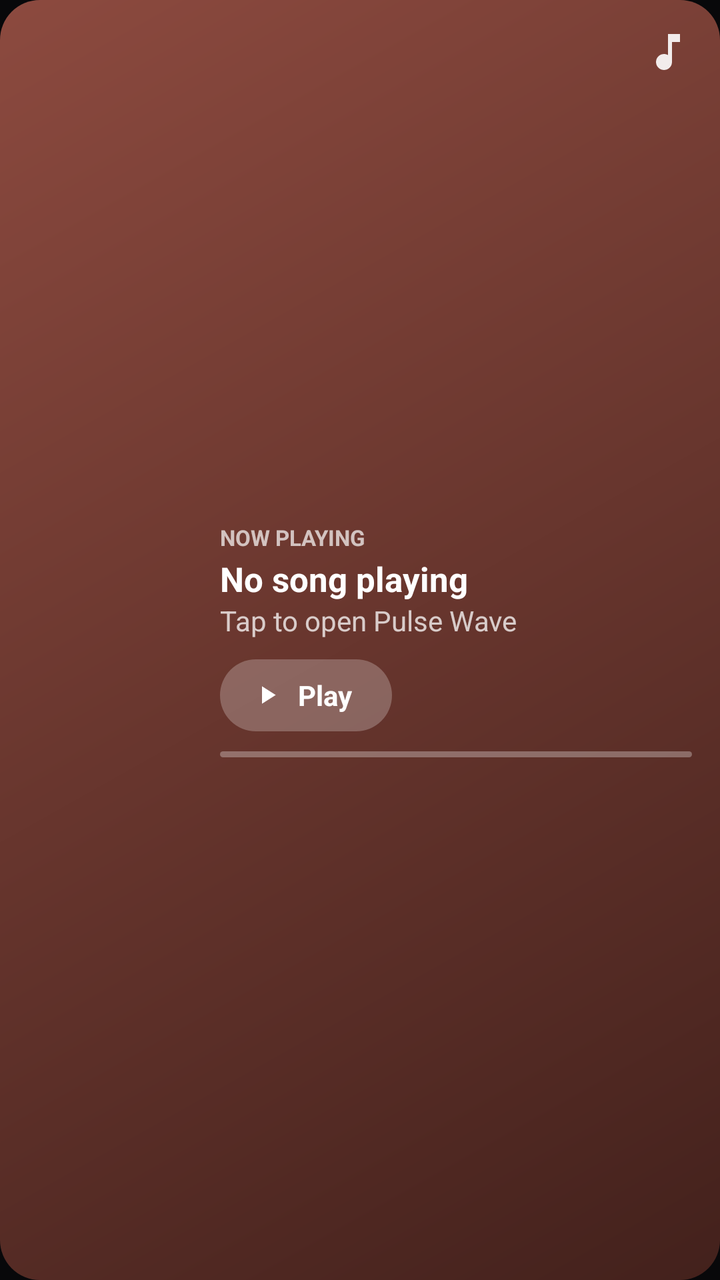
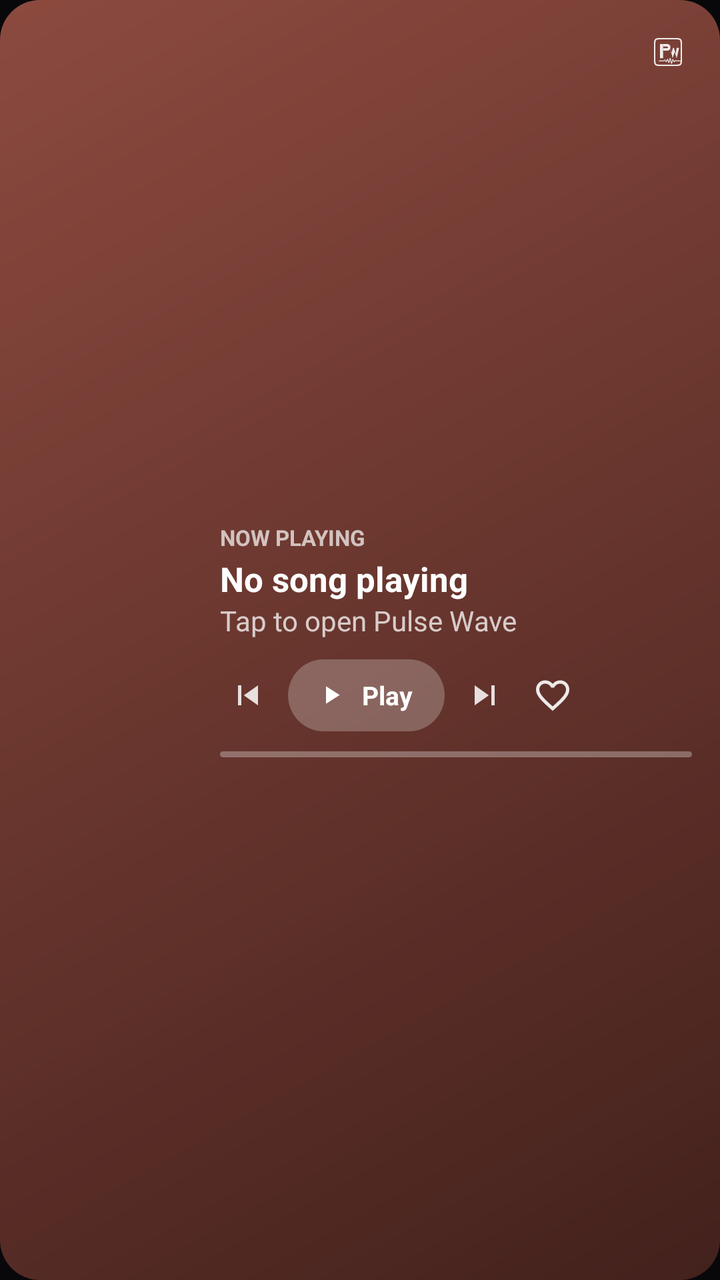

An Android layout rendered at two revisions. The XML below is the earlier revision; the diff shows what the commit changed to produce the second picture.
<!-- AndroidManifest.xml: application theme Theme.PulseWave -->
<!-- res/layout/widget_now_playing_wide.xml -->
<?xml version="1.0" encoding="utf-8"?>
<FrameLayout xmlns:android="http://schemas.android.com/apk/res/android"
    android:id="@android:id/background"
    android:layout_width="match_parent"
    android:layout_height="match_parent"
    android:theme="@style/Theme.Widget.PulseWave">

    <ImageView
        android:id="@+id/widget_np_wide_bg"
        android:layout_width="match_parent"
        android:layout_height="match_parent"
        android:scaleType="fitXY"
        android:src="@drawable/widget_card_preview"
        android:contentDescription="@null" />

    <LinearLayout
        android:layout_width="match_parent"
        android:layout_height="match_parent"
        android:orientation="horizontal"
        android:gravity="center_vertical"
        android:padding="14dp">

        <ImageView
            android:id="@+id/widget_np_wide_album_art"
            android:layout_width="82dp"
            android:layout_height="82dp"
            android:scaleType="centerCrop"
            android:contentDescription="@string/album_art" />

        <LinearLayout
            android:layout_width="0dp"
            android:layout_height="wrap_content"
            android:layout_weight="1"
            android:layout_marginStart="14dp"
            android:orientation="vertical">

            <TextView
                android:id="@+id/widget_np_wide_label"
                android:layout_width="wrap_content"
                android:layout_height="wrap_content"
                android:text="@string/widget_now_playing_label"
                android:textSize="11sp"
                android:textStyle="bold"
                android:textAllCaps="true"
                android:alpha="0.7"
                android:textColor="@color/widget_on_card"
                android:maxLines="1" />

            <TextView
                android:id="@+id/widget_np_wide_title"
                android:layout_width="match_parent"
                android:layout_height="wrap_content"
                android:layout_marginTop="2dp"
                android:text="@string/not_playing"
                android:textSize="17sp"
                android:textStyle="bold"
                android:textColor="@color/widget_on_card"
                android:maxLines="1"
                android:ellipsize="end" />

            <TextView
                android:id="@+id/widget_np_wide_artist"
                android:layout_width="match_parent"
                android:layout_height="wrap_content"
                android:text="@string/tap_to_play"
                android:textSize="14sp"
                android:alpha="0.75"
                android:textColor="@color/widget_on_card"
                android:maxLines="1"
                android:ellipsize="end" />

            <LinearLayout
                android:id="@+id/widget_np_wide_pill"
                android:layout_width="wrap_content"
                android:layout_height="36dp"
                android:layout_marginTop="10dp"
                android:orientation="horizontal"
                android:gravity="center_vertical"
                android:paddingStart="16dp"
                android:paddingEnd="20dp"
                android:background="@drawable/widget_pill_scrim_light">

                <ImageView
                    android:id="@+id/widget_np_wide_play_pause"
                    android:layout_width="15dp"
                    android:layout_height="15dp"
                    android:src="@drawable/ic_widget_play"
                    android:contentDescription="@string/play_pause" />

                <TextView
                    android:id="@+id/widget_np_wide_pill_text"
                    android:layout_width="wrap_content"
                    android:layout_height="wrap_content"
                    android:layout_marginStart="8dp"
                    android:text="@string/widget_play"
                    android:textSize="14sp"
                    android:textStyle="bold"
                    android:textColor="@color/widget_on_card" />
            </LinearLayout>

            
            <FrameLayout
                android:id="@+id/widget_np_wide_progress"
                android:layout_width="match_parent"
                android:layout_height="3dp"
                android:layout_marginTop="10dp">

                <ImageView
                    android:id="@+id/widget_np_wide_progress_track"
                    android:layout_width="match_parent"
                    android:layout_height="match_parent"
                    android:alpha="0.3"
                    android:src="@drawable/widget_progress_track"
                    android:scaleType="fitXY"
                    android:contentDescription="@null" />

                <ImageView
                    android:id="@+id/widget_np_wide_progress_fill"
                    android:layout_width="match_parent"
                    android:layout_height="match_parent"
                    android:src="@drawable/widget_progress_clip"
                    android:scaleType="fitXY"
                    android:contentDescription="@null" />
            </FrameLayout>
        </LinearLayout>
    </LinearLayout>

    <ImageView
        android:id="@+id/widget_np_wide_glyph"
        android:layout_width="24dp"
        android:layout_height="24dp"
        android:layout_gravity="top|end"
        android:layout_margin="14dp"
        android:alpha="0.9"
        android:src="@drawable/ic_widget_music_note"
        android:contentDescription="@null" />
</FrameLayout>
<!-- resources referenced by this layout -->
<resources>
  <!-- drawable ic_widget_music_note (drawable) -->
  <vector xmlns:android="http://schemas.android.com/apk/res/android"
      android:width="24dp"
      android:height="24dp"
      android:viewportWidth="24"
      android:viewportHeight="24"
      android:tint="#FFFFFF">
      <path
          android:fillColor="@android:color/white"
          android:pathData="M12,3v10.55c-0.59,-0.34 -1.27,-0.55 -2,-0.55 -2.21,0 -4,1.79 -4,4s1.79,4 4,4 4,-1.79 4,-4V7h4V3h-6z" />
  </vector>
  <!-- unchanged entries left out for length: 15 -->
</resources>

<!-- the commit's change to res/layout/widget_now_playing_wide.xml (unified diff, before → after) -->
@@ -25,6 +25,7 @@
             android:layout_width="82dp"
             android:layout_height="82dp"
             android:scaleType="centerCrop"
+            android:src="@mipmap/ic_launcher"
             android:contentDescription="@string/album_art" />
 
         <LinearLayout
@@ -46,17 +47,41 @@
                 android:textColor="@color/widget_on_card"
                 android:maxLines="1" />
 
-            <TextView
-                android:id="@+id/widget_np_wide_title"
-                android:layout_width="match_parent"
-                android:layout_height="wrap_content"
-                android:layout_marginTop="2dp"
-                android:text="@string/not_playing"
-                android:textSize="17sp"
-                android:textStyle="bold"
-                android:textColor="@color/widget_on_card"
-                android:maxLines="1"
-                android:ellipsize="end" />
+            <LinearLayout
+                android:layout_width="match_parent"
+                android:layout_height="wrap_content"
+                android:orientation="horizontal"
+                android:gravity="center_vertical"
+                android:layout_marginTop="2dp">
+
+                <TextView
+                    android:id="@+id/widget_np_wide_title"
+                    android:layout_width="0dp"
+                    android:layout_height="wrap_content"
+                    android:layout_weight="1"
+                    android:text="@string/not_playing"
+                    android:textSize="17sp"
+                    android:textStyle="bold"
+                    android:textColor="@color/widget_on_card"
+                    android:maxLines="1"
+                    android:ellipsize="end" />
+
+                <TextView
+                    android:id="@+id/widget_np_wide_lossless"
+                    android:layout_width="wrap_content"
+                    android:layout_height="wrap_content"
+                    android:layout_marginStart="6dp"
+                    android:paddingStart="6dp"
+                    android:paddingEnd="6dp"
+                    android:paddingTop="1dp"
+                    android:paddingBottom="1dp"
+                    android:text="LOSSLESS"
+                    android:textSize="9sp"
+                    android:textStyle="bold"
+                    android:textColor="@color/widget_on_card"
+                    android:background="@drawable/widget_pill_scrim_light"
+                    android:visibility="gone" />
+            </LinearLayout>
 
             <TextView
                 android:id="@+id/widget_np_wide_artist"
@@ -69,33 +94,94 @@
                 android:maxLines="1"
                 android:ellipsize="end" />
 
+            
             <LinearLayout
-                android:id="@+id/widget_np_wide_pill"
-                android:layout_width="wrap_content"
-                android:layout_height="36dp"
+                android:id="@+id/widget_np_wide_controls"
+                android:layout_width="match_parent"
+                android:layout_height="wrap_content"
                 android:layout_marginTop="10dp"
                 android:orientation="horizontal"
-                android:gravity="center_vertical"
-                android:paddingStart="16dp"
-                android:paddingEnd="20dp"
-                android:background="@drawable/widget_pill_scrim_light">
-
-                <ImageView
-                    android:id="@+id/widget_np_wide_play_pause"
-                    android:layout_width="15dp"
-                    android:layout_height="15dp"
-                    android:src="@drawable/ic_widget_play"
-                    android:contentDescription="@string/play_pause" />
-
-                <TextView
-                    android:id="@+id/widget_np_wide_pill_text"
+                android:gravity="center_vertical">
+
+                <ImageView
+                    android:id="@+id/widget_np_wide_shuffle"
+                    android:layout_width="24dp"
+                    android:layout_height="24dp"
+                    android:layout_marginEnd="6dp"
+                    android:padding="3dp"
+                    android:alpha="0.75"
+                    android:src="@drawable/shuffle"
+                    android:visibility="gone"
+                    android:contentDescription="@string/shuffle" />
+
+                <ImageView
+                    android:id="@+id/widget_np_wide_prev"
+                    android:layout_width="28dp"
+                    android:layout_height="28dp"
+                    android:layout_marginEnd="6dp"
+                    android:padding="4dp"
+                    android:alpha="0.85"
+                    android:src="@drawable/ic_widget_skip_previous"
+                    android:contentDescription="@string/previous" />
+
+                <LinearLayout
+                    android:id="@+id/widget_np_wide_pill"
                     android:layout_width="wrap_content"
-                    android:layout_height="wrap_content"
+                    android:layout_height="36dp"
+                    android:orientation="horizontal"
+                    android:gravity="center_vertical"
+                    android:paddingStart="14dp"
+                    android:paddingEnd="16dp"
+                    android:background="@drawable/widget_pill_scrim_light">
+
+                    <ImageView
+                        android:id="@+id/widget_np_wide_play_pause"
+                        android:layout_width="15dp"
+                        android:layout_height="15dp"
+                        android:src="@drawable/ic_widget_play"
+                        android:contentDescription="@string/play_pause" />
+
+                    <TextView
+                        android:id="@+id/widget_np_wide_pill_text"
+                        android:layout_width="wrap_content"
+                        android:layout_height="wrap_content"
+                        android:layout_marginStart="8dp"
+                        android:text="@string/widget_play"
+                        android:textSize="13sp"
+                        android:textStyle="bold"
+                        android:textColor="@color/widget_on_card" />
+                </LinearLayout>
+
+                <ImageView
+                    android:id="@+id/widget_np_wide_next"
+                    android:layout_width="28dp"
+                    android:layout_height="28dp"
+                    android:layout_marginStart="6dp"
+                    android:padding="4dp"
+                    android:alpha="0.85"
+                    android:src="@drawable/ic_widget_skip_next"
+                    android:contentDescription="@string/next" />
+
+                <ImageView
+                    android:id="@+id/widget_np_wide_like"
+                    android:layout_width="24dp"
+                    android:layout_height="24dp"
                     android:layout_marginStart="8dp"
-                    android:text="@string/widget_play"
-                    android:textSize="14sp"
-                    android:textStyle="bold"
-                    android:textColor="@color/widget_on_card" />
+                    android:padding="2dp"
+                    android:alpha="0.9"
+                    android:src="@drawable/ic_widget_heart_outline_nav"
+                    android:contentDescription="@string/like" />
+
+                <ImageView
+                    android:id="@+id/widget_np_wide_repeat"
+                    android:layout_width="24dp"
+                    android:layout_height="24dp"
+                    android:layout_marginStart="6dp"
+                    android:padding="3dp"
+                    android:alpha="0.75"
+                    android:src="@drawable/repeat"
+                    android:visibility="gone"
+                    android:contentDescription="@string/repeat" />
             </LinearLayout>
 
             
@@ -132,6 +218,6 @@
         android:layout_gravity="top|end"
         android:layout_margin="14dp"
         android:alpha="0.9"
-        android:src="@drawable/ic_widget_music_note"
+        android:src="@drawable/ic_launcher_mono"
         android:contentDescription="@null" />
 </FrameLayout>
<!-- resource entries referenced after the edit -->
@@ -1,16 +1,162 @@
 <!-- resources referenced by this layout -->
 <resources>
-  <!-- drawable ic_widget_music_note (drawable) -->
+  <!-- drawable ic_launcher_mono (drawable) -->
+  <?xml version="1.0" encoding="utf-8"?>
+  <vector xmlns:android="http://schemas.android.com/apk/res/android"
+      android:width="108dp"
+      android:height="108dp"
+      android:viewportWidth="108"
+      android:viewportHeight="108">
+      
+      
+      <path
+          android:strokeColor="#FFFFFF"
+          android:strokeWidth="3.2"
+          android:strokeLineCap="round"
+          android:strokeLineJoin="round"
+          android:pathData="M35,24 L73,24 C82,24 84,26 84,35 L84,73 C84,82 82,84 73,84 L35,84 C26,84 24,82 24,73 L24,35 C24,26 26,24 35,24 Z" />
+  
+      
+      <path
+          android:fillColor="#FFFFFF"
+          android:pathData="M36,36 L43,36 L43,68 L36,68 Z" />
+      <path
+          android:fillColor="#FFFFFF"
+          android:pathData="M43,36 L52,36 C56.5,36 59.5,38.8 59.5,43.5 C59.5,48.2 56.5,51 52,51 L43,51 Z M43,41.5 L43,45.5 L51,45.5 C52.8,45.5 54,44.8 54,43.5 C54,42.2 52.8,41.5 51,41.5 Z" />
+  
+      
+      <path
+          android:fillColor="#FFFFFF"
+          android:pathData="M59,44.5 L64.5,68 L69,54 L73.5,68 L79,44.5 L73.5,44.5 L71.2,58 L67.2,44.5 L65.3,44.5 L61.3,58 L59,44.5 Z" />
+  
+      
+      <path
+          android:strokeColor="#FFFFFF"
+          android:strokeWidth="1.8"
+          android:strokeLineCap="round"
+          android:strokeLineJoin="round"
+          android:pathData="M34,74 L44,74 L47,72 L50,76 L53,70 L56,78 L59,68 L62,80 L65,71 L68,76 L71,73 L74,74 L84,74" />
+  </vector>
+  <!-- drawable ic_widget_heart_outline_nav (drawable) -->
+  <vector xmlns:android="http://schemas.android.com/apk/res/android"
+      android:height="24dp"
+      android:viewportHeight="24"
+      android:viewportWidth="24"
+      android:width="24dp">
+      <path
+          android:fillColor="#FFFFFFFF"
+          android:pathData="M16.5,3c-1.74,0 -3.41,0.81 -4.5,2.09C10.91,3.81 9.24,3 7.5,3 4.42,3 2,5.42 2,8.5c0,3.78 3.4,6.86 8.55,11.54L12,21.35l1.45,-1.32C18.6,15.36 22,12.28 22,8.5 22,5.42 19.58,3 16.5,3zM12.1,18.55l-0.1,0.1 -0.1,-0.1C7.14,14.24 4,11.39 4,8.5 4,6.5 5.5,5 7.5,5c1.54,0 3.04,0.99 3.57,2.36h1.87C13.46,5.99 14.96,5 16.5,5c2,0 3.5,1.5 3.5,3.5 0,2.89 -3.14,5.74 -7.9,10.05z"/>
+  </vector>
+  <!-- drawable ic_widget_skip_next (drawable) -->
+  <vector xmlns:android="http://schemas.android.com/apk/res/android"
+      android:height="24dp"
+      android:viewportHeight="24"
+      android:viewportWidth="24"
+      android:width="24dp">
+      <path
+          android:fillColor="#FFFFFFFF"
+          android:pathData="M6,18l8.5,-6L6,6v12zM16,6v12h2V6h-2z"/>
+  </vector>
+  <!-- drawable ic_widget_skip_previous (drawable) -->
+  <vector xmlns:android="http://schemas.android.com/apk/res/android"
+      android:height="24dp"
+      android:viewportHeight="24"
+      android:viewportWidth="24"
+      android:width="24dp">
+      <path
+          android:fillColor="#FFFFFFFF"
+          android:pathData="M6,6h2v12L6,18zM9.5,12l8.5,6L18,6z"/>
+  </vector>
+  <!-- drawable repeat (drawable) -->
   <vector xmlns:android="http://schemas.android.com/apk/res/android"
       android:width="24dp"
       android:height="24dp"
       android:viewportWidth="24"
-      android:viewportHeight="24"
-      android:tint="#FFFFFF">
+      android:viewportHeight="24">
       <path
-          android:fillColor="@android:color/white"
-          android:pathData="M12,3v10.55c-0.59,-0.34 -1.27,-0.55 -2,-0.55 -2.21,0 -4,1.79 -4,4s1.79,4 4,4 4,-1.79 4,-4V7h4V3h-6z" />
+          android:fillColor="#00000000"
+          android:strokeColor="#FF000000"
+          android:strokeWidth="2"
+          android:strokeLineCap="round"
+          android:strokeLineJoin="round"
+          android:pathData="m17 2 4 4-4 4" />
+      <path
+          android:fillColor="#00000000"
+          android:strokeColor="#FF000000"
+          android:strokeWidth="2"
+          android:strokeLineCap="round"
+          android:strokeLineJoin="round"
+          android:pathData="M3 11v-1a4 4 0 0 1 4-4h14" />
+      <path
+          android:fillColor="#00000000"
+          android:strokeColor="#FF000000"
+          android:strokeWidth="2"
+          android:strokeLineCap="round"
+          android:strokeLineJoin="round"
+          android:pathData="m7 22-4-4 4-4" />
+      <path
+          android:fillColor="#00000000"
+          android:strokeColor="#FF000000"
+          android:strokeWidth="2"
+          android:strokeLineCap="round"
+          android:strokeLineJoin="round"
+          android:pathData="M21 13v1a4 4 0 0 1-4 4H3" />
   </vector>
+  <!-- drawable shuffle (drawable) -->
+  <vector xmlns:android="http://schemas.android.com/apk/res/android"
+      android:width="24dp"
+      android:height="24dp"
+      android:viewportWidth="24"
+      android:viewportHeight="24">
+      <path
+          android:fillColor="#00000000"
+          android:strokeColor="#FF000000"
+          android:strokeWidth="2"
+          android:strokeLineCap="round"
+          android:strokeLineJoin="round"
+          android:pathData="m18 14 4 4-4 4" />
+      <path
+          android:fillColor="#00000000"
+          android:strokeColor="#FF000000"
+          android:strokeWidth="2"
+          android:strokeLineCap="round"
+          android:strokeLineJoin="round"
+          android:pathData="m18 2 4 4-4 4" />
+      <path
+          android:fillColor="#00000000"
+          android:strokeColor="#FF000000"
+          android:strokeWidth="2"
+          android:strokeLineCap="round"
+          android:strokeLineJoin="round"
+          android:pathData="M2 18h1.973a4 4 0 0 0 3.3-1.7l5.454-8.6a4 4 0 0 1 3.3-1.7H22" />
+      <path
+          android:fillColor="#00000000"
+          android:strokeColor="#FF000000"
+          android:strokeWidth="2"
+          android:strokeLineCap="round"
+          android:strokeLineJoin="round"
+          android:pathData="M2 6h1.972a4 4 0 0 1 3.6 2.2" />
+      <path
+          android:fillColor="#00000000"
+          android:strokeColor="#FF000000"
+          android:strokeWidth="2"
+          android:strokeLineCap="round"
+          android:strokeLineJoin="round"
+          android:pathData="M22 18h-6.041a4 4 0 0 1-3.3-1.8l-.359-.45" />
+  </vector>
+  <!-- mipmap ic_launcher (drawable) -->
+  <?xml version="1.0" encoding="utf-8"?>
+  <adaptive-icon xmlns:android="http://schemas.android.com/apk/res/android">
+      <background android:drawable="@color/ic_launcher_background"/>
+      <foreground android:drawable="@drawable/ic_launcher_foreground"/>
+  </adaptive-icon>
+  <string name="like">Like</string>
+  <string name="next">Next</string>
+  <string name="previous">Previous</string>
+  <string name="repeat">Repeat</string>
+  <string name="shuffle">Shuffle</string>
+  <color name="ic_launcher_background">#000000</color>
+  <!-- drawable ic_launcher_foreground: png bitmap (drawable, 28133 bytes) -->
   <!-- unchanged entries left out for length: 15 -->
 </resources>
 
